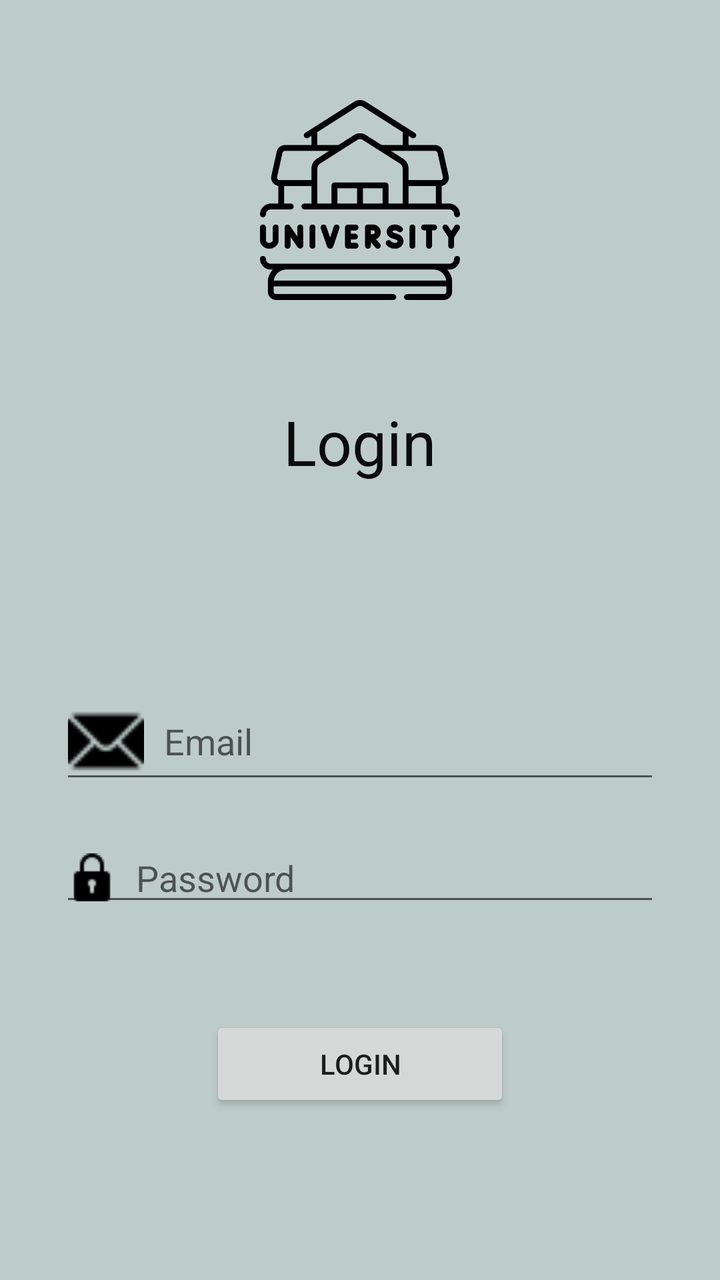
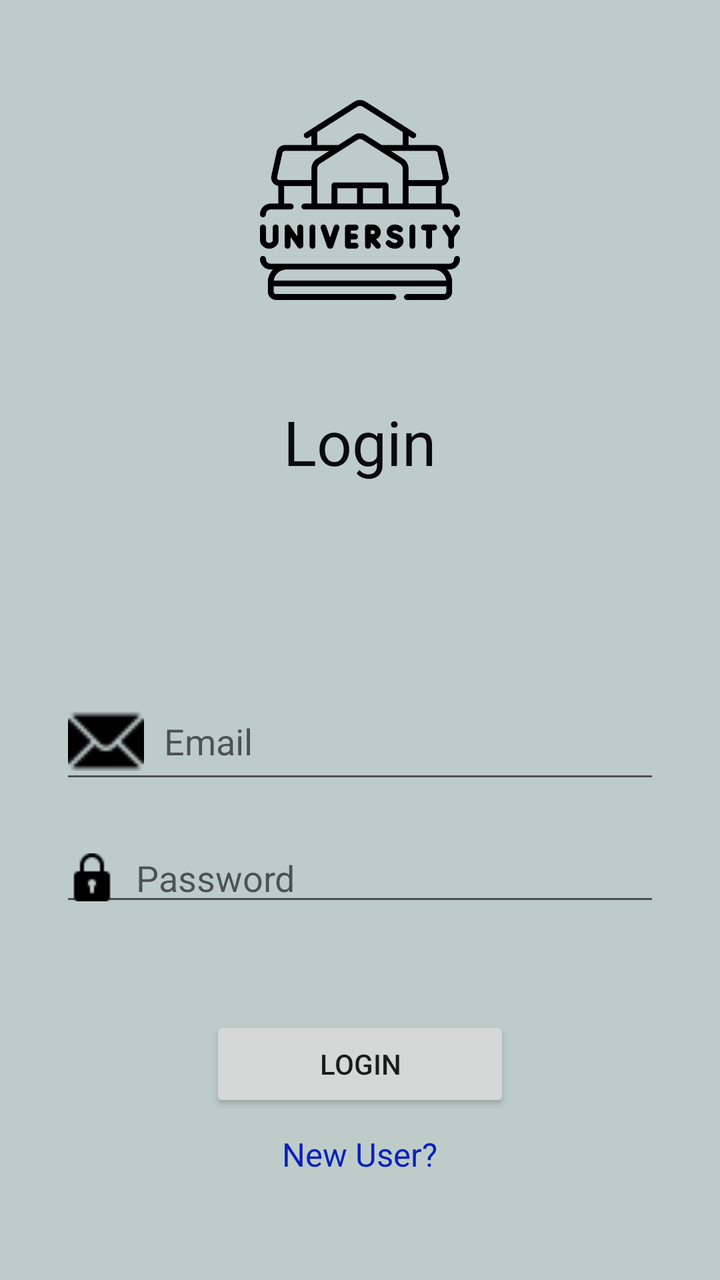

Before-and-after screenshots of an Android layout around one commit, followed by the original layout XML and the change that was made.
<!-- AndroidManifest.xml: application theme Theme.Android26_Sunday_3 -->
<!-- res/layout/activity_login.xml -->
<?xml version="1.0" encoding="utf-8"?>
<RelativeLayout xmlns:android="http://schemas.android.com/apk/res/android"
    xmlns:app="http://schemas.android.com/apk/res-auto"
    xmlns:tools="http://schemas.android.com/tools"
    android:id="@+id/main"
    android:layout_width="match_parent"
    android:layout_height="match_parent"
    tools:context=".LoginActivity"
    android:background="#BECCC9"
    >


    <ImageView
        android:layout_width="100dp"
        android:layout_height="100dp"
        android:id="@+id/imgLoginLogo"
        android:src="@drawable/university"
        android:layout_centerHorizontal="true"
        android:layout_marginTop="50dp"

        />

    <TextView
        android:layout_width="wrap_content"
        android:layout_height="wrap_content"
        android:id="@+id/tvLoginTitle"
        android:text="Login"
        android:layout_below="@id/imgLoginLogo"
        android:layout_centerHorizontal="true"
        android:textSize="15pt"
        android:textColor="#0B0B0B"
        android:layout_marginTop="50dp"
        />

    <EditText
        android:layout_width="match_parent"
        android:layout_height="wrap_content"
        android:id="@+id/edtLoginEmail"
        android:layout_below="@id/tvLoginTitle"
        android:layout_marginTop="100dp"
        android:layout_marginStart="30dp"
        android:layout_marginEnd="30dp"
        android:hint="Email"
        android:drawableStart="@drawable/mail_18"
        android:drawablePadding="10dp"
        />
    <EditText
        android:layout_width="match_parent"
        android:layout_height="wrap_content"
        android:id="@+id/edtLoginPassword"
        android:layout_below="@id/edtLoginEmail"
        android:layout_marginStart="30dp"
        android:layout_marginEnd="30dp"
        android:hint="Password"
        android:layout_marginTop="20dp"
        android:drawableStart="@drawable/pwd"
        android:drawablePadding="10dp"

        />

    <Button
        android:layout_width="150dp"
        android:layout_height="wrap_content"
        android:id="@+id/btnLoginSubmit"
        android:text="Login"
        android:layout_below="@id/edtLoginPassword"
        android:layout_centerHorizontal="true"
        android:layout_marginTop="50dp"
        />





</RelativeLayout>
<!-- resources referenced by this layout -->
<resources>
  <!-- drawable mail_18 (drawable) -->
  <?xml version="1.0" encoding="utf-8"?>
  <layer-list xmlns:android="http://schemas.android.com/apk/res/android">
      <item
          android:drawable="@drawable/mail"
          android:height="38dp"
          android:width="38dp"
          />
  
  </layer-list>
  <!-- drawable pwd: png bitmap (drawable, 397 bytes) -->
  <!-- drawable university: png bitmap (drawable, 17354 bytes) -->
  <style name="Theme.Android26_Sunday_3" parent="Theme.MaterialComponents.DayNight.NoActionBar">
          
          <item name="colorPrimary">@color/purple_500</item>
          <item name="colorPrimaryVariant">@color/purple_700</item>
          <item name="colorOnPrimary">@color/white</item>
          
          <item name="colorSecondary">@color/teal_200</item>
          <item name="colorSecondaryVariant">@color/teal_700</item>
          <item name="colorOnSecondary">@color/black</item>
          
          <item name="android:statusBarColor">?attr/colorPrimaryVariant</item>
          
      </style>
  <!-- drawable mail: png bitmap (drawable, 455 bytes) -->
  <color name="purple_500">#FF6200EE</color>
  <color name="purple_700">#FF3700B3</color>
  <color name="white">#FFFFFFFF</color>
  <color name="teal_200">#FF03DAC5</color>
  <color name="teal_700">#FF018786</color>
  <color name="black">#FF000000</color>
</resources>

<!-- the commit's change to res/layout/activity_login.xml (unified diff, before → after) -->
@@ -69,7 +69,17 @@
         />
 
 
-
+<TextView
+    android:layout_width="wrap_content"
+    android:layout_height="wrap_content"
+    android:id="@+id/tvLoginNewUser"
+    android:text="New User?"
+    android:layout_below="@id/btnLoginSubmit"
+    android:layout_centerHorizontal="true"
+    android:textSize="8pt"
+    android:layout_marginTop="10dp"
+    android:textColor="#0A21BC"
+    />
 
 
 </RelativeLayout>
